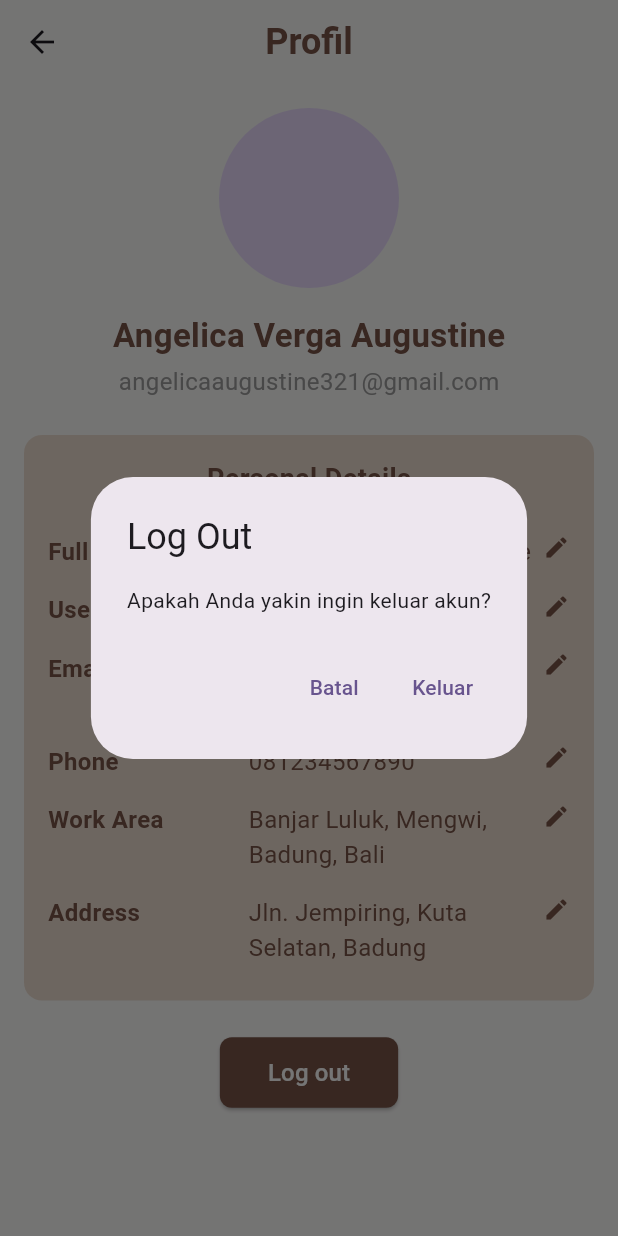
After one commit to AriefMade/digicoop, a Flutter app: the BerandaPkl screen opened directly, item 3 of the bottom bar chosen, after a tap on "Log out", on a phone screen of 412 x 824 dp. The commit adds this screen. Run offline on Flutter 3.47's test engine with Material 3 defaults, Android fonts, the phone set to English and light mode, and no system bars.

Commit message:
penambahan untuk bagian pekerja keliling

```diff
--- /dev/null
+++ b/lib/Pekerja Keliling/Beranda/berandaPKL.dart
@@ -0,0 +1,209 @@
+import 'package:flutter/material.dart';
+import 'package:digicoop/Pekerja Keliling/nasabah/nasabahPKL.dart';
+import 'package:digicoop/Pekerja Keliling/profil/profilPKL.dart';
+
+class BerandaPkl extends StatefulWidget {
+  const BerandaPkl ({Key? key}) : super(key: key);
+@override
+State<BerandaPkl> createState() => _BerandaPklState();}
+
+class _BerandaPklState extends State<BerandaPkl>{
+  int _selectedIndex = 0;
+
+  @override
+  Widget build(BuildContext context) {
+    return Scaffold(
+      backgroundColor: Colors.white,
+      body: Padding(
+        padding: const EdgeInsets.all(16.0),
+        child: SingleChildScrollView(
+          child: Column(
+            crossAxisAlignment: CrossAxisAlignment.start,
+            children: [
+              // Header
+              Row(
+                mainAxisAlignment: MainAxisAlignment.spaceBetween,
+                children: [
+                  Row(
+                    children: [
+                      CircleAvatar(
+                        backgroundImage: AssetImage('assets/profile.jpg'), // Sesuaikan gambar
+                        radius: 30,
+                      ),
+                      SizedBox(width: 10),
+                      Column(
+                        crossAxisAlignment: CrossAxisAlignment.start,
+                        children: [
+                          Text(
+                            'Angelica Augustine',
+                            style: TextStyle(
+                                fontSize: 18, fontWeight: FontWeight.bold),
+                          ),
+                          Text('Banjar Lukluk, Badung'),
+                        ],
+                      ),
+                    ],
+                  ),
+                  Stack(
+                    children: [
+                      Icon(Icons.notifications, size: 28),
+                      Positioned(
+                        right: 0,
+                        child: CircleAvatar(
+                          backgroundColor: Colors.red,
+                          radius: 8,
+                          child: Text(
+                            '5',
+                            style: TextStyle(color: Colors.white, fontSize: 12),
+                          ),
+                        ),
+                      ),
+                    ],
+                  ),
+                ],
+              ),
+              SizedBox(height: 20),
+
+              // Ringkasan Kunjungan
+              Card(
+                elevation: 3,
+                child: Padding(
+                  padding: const EdgeInsets.all(16.0),
+                  child: Column(
+                    children: [
+                      Text(
+                        'Rabu, 15 Desember 2024',
+                        style: TextStyle(
+                            fontSize: 16, fontWeight: FontWeight.bold),
+                      ),
+                      SizedBox(height: 10),
+                      Row(
+                        mainAxisAlignment: MainAxisAlignment.spaceEvenly,
+                        children: [
+                          Column(
+                            children: [
+                              Text('25',
+                                  style: TextStyle(
+                                      fontSize: 20,
+                                      fontWeight: FontWeight.bold)),
+                              Text('Customer Visited'),
+                            ],
+                          ),
+                          Column(
+                            children: [
+                              Text('11',
+                                  style: TextStyle(
+                                      fontSize: 20,
+                                      fontWeight: FontWeight.bold)),
+                              Text('Customer Remaining'),
+                            ],
+                          ),
+                        ],
+                      ),
+                    ],
+                  ),
+                ),
+              ),
+              SizedBox(height: 20),
+
+              // Informasi Total Dana
+              Card(
+                elevation: 3,
+                child: Padding(
+                  padding: const EdgeInsets.all(16.0),
+                  child: Column(
+                    crossAxisAlignment: CrossAxisAlignment.start,
+                    children: [
+                      Text('Total Dana',
+                          style: TextStyle(fontWeight: FontWeight.bold)),
+                      SizedBox(height: 5),
+                      Text(
+                        'Rp2.000.000,00 /hari ini',
+                        style: TextStyle(
+                            fontSize: 20, fontWeight: FontWeight.bold),
+                      ),
+                    ],
+                  ),
+                ),
+              ),
+              SizedBox(height: 20),
+
+              // Navigasi Aktivitas
+              GridView.count(
+                crossAxisCount: 2,
+                shrinkWrap: true,
+                physics: NeverScrollableScrollPhysics(),
+                crossAxisSpacing: 10,
+                mainAxisSpacing: 10,
+                children: [
+                  _buildMenuCard('Simpanan', Icons.arrow_upward),
+                  _buildMenuCard('Penarikan', Icons.arrow_downward),
+                  _buildMenuCard('Rekap Harian', Icons.calendar_today),
+                  _buildMenuCard('Riwayat Nasabah', Icons.person),
+                ],
+              ),
+              SizedBox(height: 20),
+
+              // Transaksi Terbaru
+              Text('Transaksi Terbaru',
+                  style:
+                  TextStyle(fontSize: 16, fontWeight: FontWeight.bold)),
+              SizedBox(height: 10),
+              _buildTransactionItem('Simpanan', 'Rp100.000', '10.30'),
+              _buildTransactionItem('Simpanan', 'Rp100.000', '10.30'),
+            ],
+          ),
+        ),
+      ),
+      bottomNavigationBar: BottomNavigationBar(
+        selectedItemColor: Colors.brown,
+        unselectedItemColor: Colors.grey,
+        currentIndex: _selectedIndex,
+                  onTap: (index) {
+                    setState((){
+              _selectedIndex = index;
+              });
+          if (index == 1){
+            Navigator.push(context,
+                MaterialPageRoute(builder : (context) => nasabahPkl())); }
+            else if (index == 2){
+              Navigator.push(context,
+                  MaterialPageRoute(builder : (context) => profilPkl()));
+    }
+  },
+  items: [
+          BottomNavigationBarItem(icon: Icon(Icons.home), label: 'Beranda'),
+          BottomNavigationBarItem(icon: Icon(Icons.people), label: 'Nasabah'),
+          BottomNavigationBarItem(icon: Icon(Icons.person), label: 'Profil'),
+        ],
+      ),
+    );
+  }
+  }
+  Widget _buildMenuCard(String title, IconData icon) {
+    return Card(
+      elevation: 3,
+      child: InkWell(
+        onTap: () {}, // Tambahkan navigasi
+        child: Padding(
+          padding: const EdgeInsets.all(16.0),
+          child: Column(
+            mainAxisAlignment: MainAxisAlignment.center,
+            children: [
+              Icon(icon, size: 30, color: Colors.brown),
+              SizedBox(height: 10),
+              Text(title, textAlign: TextAlign.center),
+            ],
+          ),
+        ),
+      ),
+    );
+  }
+
+  Widget _buildTransactionItem(String type, String amount, String time) {
+    return ListTile(
+      leading: Icon(Icons.arrow_upward, color: Colors.brown),
+      title: Text('$type - $amount'),
+      trailing: Text(time),
+    );
+  }
--- /dev/null
+++ b/lib/Pekerja Keliling/profil/profilPKL.dart
@@ -0,0 +1,172 @@
+import 'package:flutter/material.dart';
+
+class profilPkl extends StatelessWidget {
+  @override
+  Widget build(BuildContext context) {
+    return Scaffold(
+      backgroundColor: const Color(0xFFFDFCFB), // Warna latar belakang krem
+      appBar: AppBar(
+        backgroundColor: Colors.transparent,
+        elevation: 0,
+        title: const Text(
+          'Profil',
+          style: TextStyle(
+            fontSize: 24,
+            fontWeight: FontWeight.bold,
+            color: Colors.brown,
+          ),
+        ),
+        centerTitle: true,
+      ),
+      body: SingleChildScrollView(
+        child: Padding(
+          padding: const EdgeInsets.symmetric(horizontal: 16.0),
+          child: Column(
+            crossAxisAlignment: CrossAxisAlignment.center,
+            children: [
+              const SizedBox(height: 16),
+              // Foto profil
+              CircleAvatar(
+                radius: 60,
+                backgroundImage: AssetImage('assets/profile.png'), // Path gambar profil
+              ),
+              const SizedBox(height: 16),
+              // Nama dan Email
+              const Text(
+                'Angelica Verga Augustine', // Nama
+                style: TextStyle(
+                  fontSize: 22,
+                  fontWeight: FontWeight.bold,
+                  color: Colors.brown,
+                ),
+              ),
+              const SizedBox(height: 4),
+              const Text(
+                'angelicaaugustine321@gmail.com', // Email
+                style: TextStyle(
+                  fontSize: 16,
+                  color: Colors.grey,
+                ),
+              ),
+              const SizedBox(height: 24),
+              // Card untuk Personal Details
+              Container(
+                padding: const EdgeInsets.all(16),
+                decoration: BoxDecoration(
+                  color: const Color(0xFFEEDFD2), // Warna krem muda
+                  borderRadius: BorderRadius.circular(12),
+                ),
+                child: Column(
+                  children: [
+                    const Text(
+                      'Personal Details',
+                      style: TextStyle(
+                        fontSize: 18,
+                        fontWeight: FontWeight.bold,
+                        color: Colors.brown,
+                      ),
+                    ),
+                    const SizedBox(height: 16),
+                    // Detail informasi
+                    buildDetailItem('Full Name', 'Angelica Verga Augustine'),
+                    buildDetailItem('Username', 'Angelica Augustine'),
+                    buildDetailItem('Email', 'angelicaaugustine321@gmail.com'),
+                    buildDetailItem('Phone', '081234567890'),
+                    buildDetailItem('Work Area',
+                        'Banjar Luluk, Mengwi, Badung, Bali'),
+                    buildDetailItem(
+                        'Address', 'Jln. Jempiring, Kuta Selatan, Badung'),
+                  ],
+                ),
+              ),
+              const SizedBox(height: 24),
+              // Tombol Log Out
+              ElevatedButton(
+                style: ElevatedButton.styleFrom(
+                  backgroundColor: Colors.brown, // Warna tombol
+                  padding: const EdgeInsets.symmetric(
+                      horizontal: 32, vertical: 12),
+                  shape: RoundedRectangleBorder(
+                    borderRadius: BorderRadius.circular(8),
+                  ),
+                ),
+                onPressed: () {
+                  // Aksi logout
+                  showDialog(
+                    context: context,
+                    builder: (context) => AlertDialog(
+                      title: const Text('Log Out'),
+                      content:
+                      const Text('Apakah Anda yakin ingin keluar akun?'),
+                      actions: [
+                        TextButton(
+                          onPressed: () => Navigator.pop(context),
+                          child: const Text('Batal'),
+                        ),
+                        TextButton(
+                          onPressed: () {
+                            Navigator.pop(context);
+                            // Tambahkan logika log out di sini
+                          },
+                          child: const Text('Keluar'),
+                        ),
+                      ],
+                    ),
+                  );
+                },
+                child: const Text(
+                  'Log out',
+                  style: TextStyle(
+                    color: Colors.white,
+                    fontSize: 16,
+                  ),
+                ),
+              ),
+              const SizedBox(height: 24),
+            ],
+          ),
+        ),
+      ),
+    );
+  }
+
+  // Widget untuk menampilkan item detail
+  Widget buildDetailItem(String title, String value) {
+    return Padding(
+      padding: const EdgeInsets.symmetric(vertical: 8.0),
+      child: Row(
+        crossAxisAlignment: CrossAxisAlignment.start,
+        children: [
+          Expanded(
+            flex: 3,
+            child: Text(
+              title,
+              style: const TextStyle(
+                fontSize: 16,
+                fontWeight: FontWeight.bold,
+                color: Colors.brown,
+              ),
+            ),
+          ),
+          const SizedBox(width: 16),
+          Expanded(
+            flex: 5,
+            child: Text(
+              value,
+              style: const TextStyle(
+                fontSize: 16,
+                color: Colors.brown,
+              ),
+            ),
+          ),
+          // Ikon edit
+          Icon(
+            Icons.edit,
+            size: 18,
+            color: Colors.brown,
+          ),
+        ],
+      ),
+    );
+  }
+}
--- a/lib/Profil/profil.dart
+++ b/lib/Profil/profil.dart
@@ -13,6 +13,45 @@ class Profil extends StatefulWidget {
 
 class _ProfilState extends State<Profil> {
   int _selectedIndex = 3;
+
+  // Create TextEditingControllers for each field
+  final TextEditingController fullNameController = TextEditingController(text: "Angelica Verga Augustine");
+  final TextEditingController usernameController = TextEditingController(text: "Angelica Augustine");
+  final TextEditingController emailController = TextEditingController(text: "angelicaaugustine321@gmail.com");
+  final TextEditingController phoneController = TextEditingController(text: "081234567890");
+  final TextEditingController addressController = TextEditingController(text: "Jln. Jempiring, Kuta Selatan, Badung");
+
+  // Function to show snackbar
+  void _showEditConfirmation(String field) {
+    ScaffoldMessenger.of(context).showSnackBar(
+      SnackBar(content: Text('$field has been changed!')),
+    );
+  }
+
+  // Widget to display editable fields
+  Widget _buildEditableDetailItem(String title, TextEditingController controller) {
+    return Padding(
+      padding: const EdgeInsets.symmetric(horizontal: 20, vertical: 8),
+      child: Column(
+        crossAxisAlignment: CrossAxisAlignment.start,
+        children: [
+          Text(
+            title,
+            style: const TextStyle(fontSize: 14, color: Colors.grey),
+          ),
+          TextFormField(
+            controller: controller,
+            decoration: const InputDecoration(
+              contentPadding: EdgeInsets.symmetric(vertical: 10),
+            ),
+            onFieldSubmitted: (value) {
+              _showEditConfirmation(title);
+            },
+          ),
+        ],
+      ),
+    );
+  }
 
   @override
   Widget build(BuildContext context) {
@@ -58,12 +97,12 @@ class _ProfilState extends State<Profil> {
             ),
             const SizedBox(height: 10),
 
-            // Detail Items
-            _buildDetailItem("Full Name", "Angelica Verga Augustine"),
-            _buildDetailItem("Username", "Angelica Augustine"),
-            _buildDetailItem("Email", "angelicaaugustine321@gmail.com"),
-            _buildDetailItem("Phone", "081234567890"),
-            _buildDetailItem("Address", "Jln. Jempiring, Kuta Selatan, Badung"),
+            // Editable Personal Details
+            _buildEditableDetailItem("Full Name", fullNameController),
+            _buildEditableDetailItem("Username", usernameController),
+            _buildEditableDetailItem("Email", emailController),
+            _buildEditableDetailItem("Phone", phoneController),
+            _buildEditableDetailItem("Address", addressController),
 
             const SizedBox(height: 30),
 
@@ -121,30 +160,4 @@ class _ProfilState extends State<Profil> {
       ),
     );
   }
-
-  // Widget untuk item detail
-  Widget _buildDetailItem(String title, String value) {
-    return Padding(
-      padding: const EdgeInsets.symmetric(horizontal: 20, vertical: 8),
-      child: Row(
-        mainAxisAlignment: MainAxisAlignment.spaceBetween,
-        children: [
-          Column(
-            crossAxisAlignment: CrossAxisAlignment.start,
-            children: [
-              Text(
-                title,
-                style: const TextStyle(fontSize: 14, color: Colors.grey),
-              ),
-              Text(
-                value,
-                style: const TextStyle(fontSize: 16, fontWeight: FontWeight.w500, color: Colors.black),
-              ),
-            ],
-          ),
-          const Icon(Icons.arrow_forward_ios, size: 16, color: Colors.grey),
-        ],
-      ),
-    );
-  }
 }
--- a/lib/ajukan/ajukan.dart
+++ b/lib/ajukan/ajukan.dart
@@ -20,7 +20,7 @@ class _AjukanPageState extends State<Ajukan> {
     return Scaffold(
       backgroundColor: Colors.white,
       body: Padding(
-        padding: const EdgeInsets.symmetric(horizontal: 16, vertical: 60),
+        padding: const EdgeInsets.only(left: 16, right: 16, top: 60),
         child: Column(
           crossAxisAlignment: CrossAxisAlignment.start,
           children: [
@@ -45,8 +45,10 @@ class _AjukanPageState extends State<Ajukan> {
             ),
             SizedBox(height: 24),
 
-            // Dropdown for Simpanan Type
-            DropdownButton<String>(
+            // Dropdown for Simpanan Type aligned to the right
+            Align(
+              alignment: Alignment.centerRight,
+              child: DropdownButton<String>(
                 value: "Simpanan Deposito",
                 icon: Icon(Icons.arrow_drop_down),
                 style: TextStyle(
@@ -66,6 +68,7 @@ class _AjukanPageState extends State<Ajukan> {
                   );
                 }).toList(),
               ),
+            ),
             SizedBox(height: 24),
 
             // Nominal Section
@@ -77,20 +80,35 @@ class _AjukanPageState extends State<Ajukan> {
                 fontWeight: FontWeight.w600,
               ),
             ),
-            SizedBox(height: 16),
-            Wrap(
-              spacing: 8,
-              runSpacing: 8,
+            SizedBox(height: 7),
+            Column(
+              children: [
+                Row(
+                  mainAxisSize: MainAxisSize.min,
                   children: [
                     _buildOptionButton("Rp1.000.000", selectedNominal),
+                    SizedBox(width: 5),
                     _buildOptionButton("Rp2.000.000", selectedNominal),
+                    SizedBox(width: 5),
                     _buildOptionButton("Rp5.000.000", selectedNominal),
+                  ],
+                ),
+                SizedBox(height: 5),
+                Center(
+                  child: Row(
+                    mainAxisSize: MainAxisSize.min,
+                    children: [
                       _buildOptionButton("Rp10.000.000", selectedNominal),
+                      SizedBox(width: 5),
                       _buildOptionButton("Rp20.000.000", selectedNominal),
+                      SizedBox(width: 5),
                       _buildOptionButton("Rp50.000.000", selectedNominal),
                     ],
                   ),
-            SizedBox(height: 16),
+                ),
+              ],
+            ),
+            SizedBox(height: 20),
             Text(
               selectedNominal,
               style: TextStyle(
@@ -117,18 +135,37 @@ class _AjukanPageState extends State<Ajukan> {
                 fontWeight: FontWeight.w600,
               ),
             ),
-            SizedBox(height: 16),
+            SizedBox(height: 8),
             Row(
-              mainAxisAlignment: MainAxisAlignment.spaceBetween,
+              mainAxisAlignment: MainAxisAlignment.spaceAround,
               children: [
-                _buildOptionButton("3 Bulan", selectedJangkaWaktu),
-                _buildOptionButton("6 Bulan", selectedJangkaWaktu),
-                _buildOptionButton("12 Bulan", selectedJangkaWaktu),
+                Expanded(
+                  child: _buildOptionButton("3 Bulan", selectedJangkaWaktu),
+                ),
+                SizedBox(width: 5), // Add spacing between buttons
+                Expanded(
+                  child: _buildOptionButton("6 Bulan", selectedJangkaWaktu),
+                ),
+                SizedBox(width: 5), // Add spacing between buttons
+                Expanded(
+                  child: _buildOptionButton("12 Bulan", selectedJangkaWaktu),
+                ),
               ],
             ),
             SizedBox(height: 24),
 
-            // Checkbox Section
+            // Use Expanded or Spacer to push content to the bottom
+            Expanded(
+              child: Column(
+                crossAxisAlignment: CrossAxisAlignment.start,
+                children: [
+                  // Other UI elements not needing position adjustment
+                  // ... code ...
+                ],
+              ),
+            ),
+
+            // Checkbox Section moved to be right above the Ajukan Button
             Row(
               children: [
                 Checkbox(
@@ -140,12 +177,12 @@ class _AjukanPageState extends State<Ajukan> {
                   },
                   activeColor: Color(0xFF7B5233),
                 ),
-                Expanded(
+                Flexible(
                   child: RichText(
                     text: TextSpan(
                       text: "Saya menyetujui ",
                       style: TextStyle(
-                        color: Color(0xFF7B5233),
+                        color: Color(0xB0B35933),
                         fontSize: 12,
                       ),
                       children: [
@@ -165,14 +202,13 @@ class _AjukanPageState extends State<Ajukan> {
                 ),
               ],
             ),
-            SizedBox(height: 24),
 
             // Ajukan Button
             ElevatedButton(
               onPressed: isChecked ? () {} : null,
               style: ElevatedButton.styleFrom(
                 backgroundColor: Color(0xFF7B5233),
-                minimumSize: Size(double.infinity, 48),
+                minimumSize: Size(double.infinity, 50),
                 shape: RoundedRectangleBorder(
                   borderRadius: BorderRadius.circular(8),
                 ),
@@ -252,6 +288,7 @@ class _AjukanPageState extends State<Ajukan> {
         });
       },
       child: Container(
+        width: 113,
         padding: EdgeInsets.symmetric(vertical: 12, horizontal: 16),
         decoration: BoxDecoration(
           color: isSelected ? Color(0xFF7B5233) : Color(0xFFFFEBDC),
@@ -262,6 +299,7 @@ class _AjukanPageState extends State<Ajukan> {
           style: TextStyle(
             color: isSelected ? Colors.white : Color(0xFF7B5233),
             fontWeight: FontWeight.w600,
+            fontSize: 12,
           ),
         ),
       ),
--- a/lib/main.dart
+++ b/lib/main.dart
@@ -1,4 +1,5 @@
 import 'package:digicoop/Dashboard/dashboard.dart';
+import 'package:digicoop/switch/switchNasabahPK.dart';
 import 'package:flutter/material.dart';
 
 
@@ -33,7 +34,7 @@ class MyApp extends StatelessWidget {
         colorScheme: ColorScheme.fromSeed(seedColor: Colors.deepPurple),
         useMaterial3: true,
       ),
-      home: const Beranda(),
+      home: const RolePage(),
     );
   }
 }
--- a/lib/switch/switchNasabahPK.dart
+++ b/lib/switch/switchNasabahPK.dart
@@ -1,5 +1,6 @@
+import 'package:digicoop/Pekerja%20Keliling/Beranda/berandaPKL.dart';
 import 'package:flutter/material.dart';
-import '../registrasiNasabah/registrasi.dart';
+import 'package:digicoop/Dashboard/dashboard.dart';
 
 class RolePage extends StatefulWidget {
   const RolePage({Key? key}) : super(key: key);
@@ -172,12 +173,11 @@ class _RolePageState extends State<RolePage> {
                     // Nasabah action here
                     Navigator.push(
                         context,
-                        MaterialPageRoute(builder: (context) => registrasi()
+                        MaterialPageRoute(builder: (context) => Beranda()
                         ),
                     );
                   } else if (isPegawaiSelected) {
-                    // Pegawai action here
-                    print('Pegawai selected action executed');
+                    Navigator.push(context, MaterialPageRoute(builder: (context) => BerandaPkl()));
                   }
                 },
                 child: Container(
```
Also changed, not shown: lib/Pekerja Keliling/nasabah/nasabahPKL.dart (added). Lines whose indentation alone changed are shown as unchanged.
